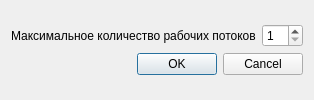
Qt form src/ui/thread_count_change_dialog.ui (slyshykO/4fann) before a commit.
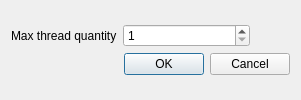
The same form after that commit.

Commit message: fast ui translate

```diff
--- a/src/ui/thread_count_change_dialog.ui
+++ b/src/ui/thread_count_change_dialog.ui
@@ -21,7 +21,7 @@
        <item>
         <widget class="QLabel" name="label">
          <property name="text">
-          <string>Максимальное количество рабочих потоков</string>
+          <string>Max thread quantity</string>
          </property>
         </widget>
        </item>
```
Left out of the diff: 2 changed lines with no effect on the pictures. The commit also changes 3 other files.
